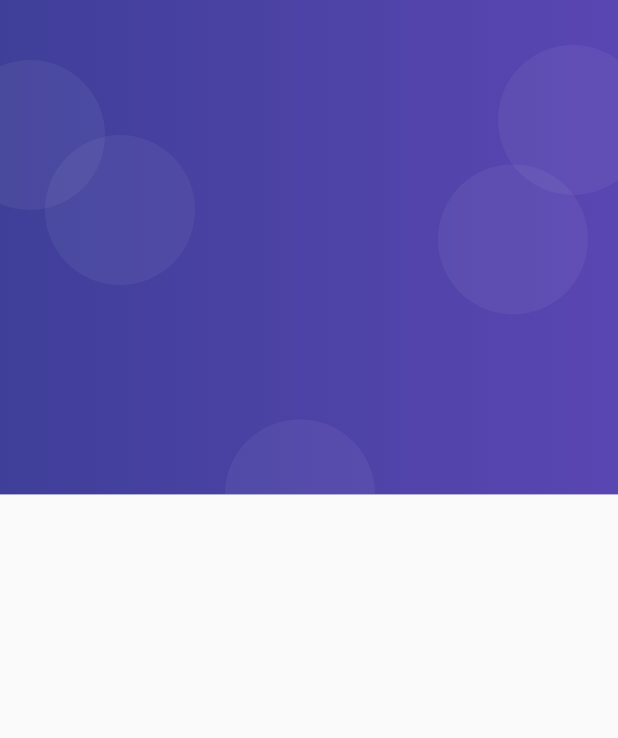
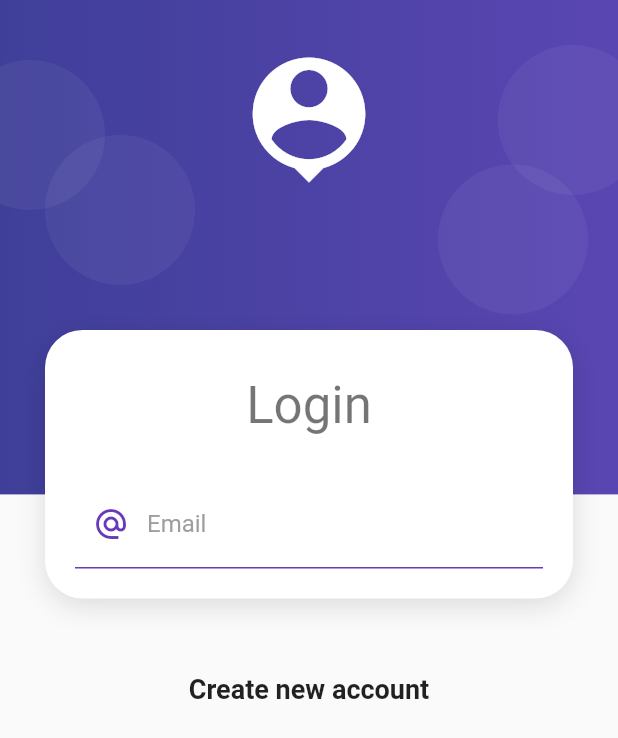
Before and after one commit to GitRockie/minka-design-app, a Flutter app: the screen it shows after launch, on a phone screen of 412 x 824 dp. Shown: the top 738 px of the screen. Run offline on Flutter 3.47's test engine with Material 2 defaults, Android fonts, the phone set to English and light mode, and no system bars; our stand-ins replace google_maps_flutter, shared_preferences, sqflite; missing offline and left inert: flutter_barcode_scanner; accounts and stored records are empty.

Commit message:
Central Icon
widgets as arguments
Designing of  the loginScreen
AuthBackground _HeaderIcon() create
sending child
CardContainer private _createCardShape
widget to export

```diff
--- a/lib/source/screens/login_screen.dart
+++ b/lib/source/screens/login_screen.dart
@@ -7,6 +7,69 @@
 
   @override
   Widget build(BuildContext context) {
-    return const Scaffold(body: AuthBackground());
+    return Scaffold(
+        body: AuthBackground(
+      child: SingleChildScrollView(
+          child: Column(
+        children: [
+          const SizedBox(
+            height: 220,
+          ),
+          CardContainer(
+            child: Column(
+              children: [
+                const SizedBox(
+                  height: 10,
+                ),
+                Text('Login', style: Theme.of(context).textTheme.headline4),
+                const SizedBox(
+                  height: 30,
+                ),
+                _LoginForm(),
+              ],
+            ),
+          ),
+          const SizedBox(
+            height: 50,
+          ),
+          const Text(
+            'Create new account',
+            style: TextStyle(fontSize: 18, fontWeight: FontWeight.bold),
+          )
+        ],
+      )),
+    ));
   }
 }
+
+class _LoginForm extends StatelessWidget {
+  @override
+  Widget build(BuildContext context) {
+    return Container(
+      child: Form(
+        //TODO: mantain the KEY reference
+        child: Column(
+          children: [
+            TextFormField(
+                autocorrect: false,
+                keyboardType: TextInputType.emailAddress,
+                decoration: const InputDecoration(
+                  enabledBorder: UnderlineInputBorder(
+                      borderSide: BorderSide(color: Colors.deepPurple)),
+                  focusedBorder: UnderlineInputBorder(
+                      borderSide:
+                          BorderSide(color: Colors.deepPurple, width: 2)),
+                  hintText: 'minker.user@gmail.com',
+                  labelText: 'Email',
+                  labelStyle: TextStyle(color: Colors.grey),
+                  prefixIcon: Icon(
+                    Icons.alternate_email_sharp,
+                    color: Colors.deepPurple,
+                  ),
+                ))
+          ],
+        ),
+      ),
+    );
+  }
+}
--- a/lib/source/widgets/auth_background.dart
+++ b/lib/source/widgets/auth_background.dart
@@ -1,18 +1,39 @@
 import 'package:flutter/material.dart';
 
 class AuthBackground extends StatelessWidget {
-  const AuthBackground({super.key});
+  final Widget child;
+
+  const AuthBackground({super.key, required this.child});
 
   @override
   Widget build(BuildContext context) {
-    return Container(
+    return SizedBox(
       //color: Colors.red,
       width: double.infinity,
       height: double.infinity,
       child: Stack(
-        children: [
-          _PurpleBox(),
-        ],
+        children: [_PurpleBox(), const _HeaderIcon(), child],
+      ),
+    );
+  }
+}
+
+class _HeaderIcon extends StatelessWidget {
+  const _HeaderIcon({
+    Key? key,
+  }) : super(key: key);
+
+  @override
+  Widget build(BuildContext context) {
+    return SafeArea(
+      child: Container(
+        margin: const EdgeInsets.only(top: 30),
+        width: double.infinity,
+        child: const Icon(
+          Icons.person_pin,
+          color: Colors.white,
+          size: 100,
+        ),
       ),
     );
   }
--- /dev/null
+++ b/lib/source/widgets/card_container.dart
@@ -0,0 +1,28 @@
+import 'package:flutter/material.dart';
+
+class CardContainer extends StatelessWidget {
+  final Widget child;
+  const CardContainer({super.key, required this.child});
+
+  @override
+  Widget build(BuildContext context) {
+    return Padding(
+      padding: const EdgeInsets.symmetric(horizontal: 30),
+      child: Container(
+        padding: const EdgeInsets.all(20),
+        width: double.infinity,
+        decoration: _createCardShape(),
+        child: child,
+      ),
+    );
+  }
+
+  BoxDecoration _createCardShape() {
+    return BoxDecoration(
+        color: Colors.white,
+        borderRadius: BorderRadius.circular(25),
+        boxShadow: const [
+          BoxShadow(color: Colors.black12, blurRadius: 15, offset: Offset(0, 5))
+        ]);
+  }
+}
--- a/lib/source/widgets/widgets.dart
+++ b/lib/source/widgets/widgets.dart
@@ -1,5 +1,6 @@
 export 'package:minka_design_app/source/screens/scroll_design.dart';
 export 'package:minka_design_app/source/widgets/auth_background.dart';
+export 'package:minka_design_app/source/widgets/card_container.dart';
 export 'package:minka_design_app/source/widgets/card_table.dart';
 export 'package:minka_design_app/source/widgets/custom_bottom_navigation.dart';
 export 'package:minka_design_app/source/widgets/page_title.dart';
```
